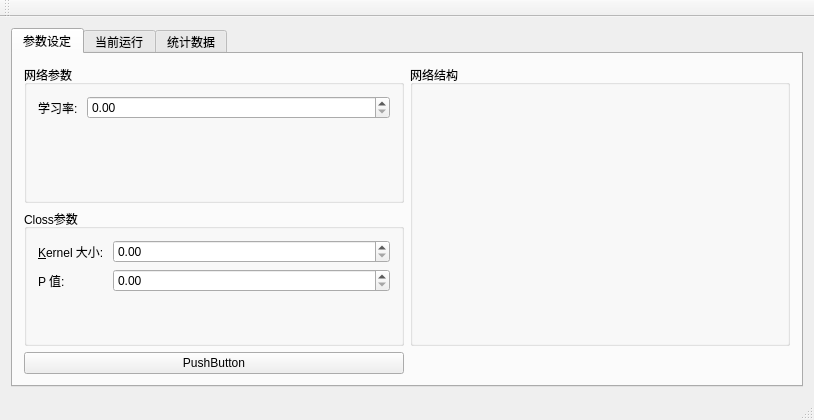
Aetf/ClossANN, file app/eyecandy/widgets/mainwindow.ui: the form before one commit.
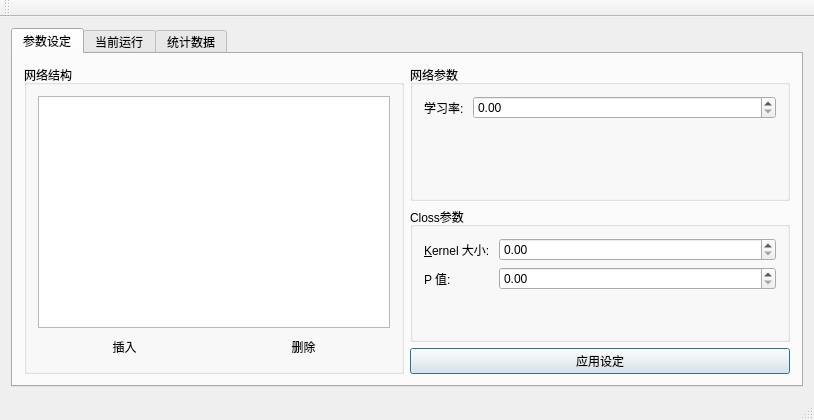
The form after the commit. Custom widgets are drawn as their Qt base class.

```diff
--- a/app/eyecandy/widgets/mainwindow.ui
+++ b/app/eyecandy/widgets/mainwindow.ui
@@ -25,7 +25,84 @@
         <string>参数设定</string>
        </attribute>
        <layout class="QGridLayout" name="gridLayout">
-        <item row="1" column="0">
+        <item row="0" column="1" rowspan="3">
+         <widget class="QGroupBox" name="groupNetStru">
+          <property name="sizePolicy">
+           <sizepolicy hsizetype="Preferred" vsizetype="Preferred">
+            <horstretch>0</horstretch>
+            <verstretch>0</verstretch>
+           </sizepolicy>
+          </property>
+          <property name="title">
+           <string>网络结构</string>
+          </property>
+          <property name="flat">
+           <bool>false</bool>
+          </property>
+          <layout class="QVBoxLayout" name="verticalLayout_2">
+           <item>
+            <widget class="QTableView" name="tableNetStru">
+             <property name="sizePolicy">
+              <sizepolicy hsizetype="Preferred" vsizetype="Expanding">
+               <horstretch>0</horstretch>
+               <verstretch>0</verstretch>
+              </sizepolicy>
+             </property>
+            </widget>
+           </item>
+           <item>
+            <layout class="QHBoxLayout" name="horizontalLayout">
+             <item>
+              <widget class="QPushButton" name="btnInsertLayer">
+               <property name="text">
+                <string>插入</string>
+               </property>
+               <property name="flat">
+                <bool>true</bool>
+               </property>
+              </widget>
+             </item>
+             <item>
+              <widget class="QPushButton" name="btnRemoveLayer">
+               <property name="text">
+                <string>删除</string>
+               </property>
+               <property name="flat">
+                <bool>true</bool>
+               </property>
+              </widget>
+             </item>
+            </layout>
+           </item>
+          </layout>
+         </widget>
+        </item>
+        <item row="0" column="2">
+         <widget class="QGroupBox" name="groupNet">
+          <property name="title">
+           <string>网络参数</string>
+          </property>
+          <property name="flat">
+           <bool>false</bool>
+          </property>
+          <layout class="QFormLayout" name="formLayout">
+           <item row="0" column="0">
+            <widget class="QLabel" name="label">
+             <property name="text">
+              <string>学习率: </string>
+             </property>
+             <property name="buddy">
+              <cstring>spinLearnRate</cstring>
+             </property>
+            </widget>
+           </item>
+           <item row="0" column="1">
+            <widget class="QDoubleSpinBox" name="spinLearnRate"/>
+           </item>
+          </layout>
+         </widget>
+        </item>
+        <item row="1" column="2">
          <widget class="QGroupBox" name="groupCloss">
           <property name="title">
            <string>Closs参数</string>
@@ -63,51 +140,16 @@
           </layout>
          </widget>
         </item>
-        <item row="0" column="0">
-         <widget class="QGroupBox" name="groupNet">
-          <property name="title">
-           <string>网络参数</string>
-          </property>
-          <property name="flat">
-           <bool>false</bool>
-          </property>
-          <layout class="QFormLayout" name="formLayout">
-           <item row="0" column="0">
-            <widget class="QLabel" name="label">
-             <property name="text">
-              <string>学习率: </string>
-             </property>
-             <property name="buddy">
-              <cstring>spinLearnRate</cstring>
-             </property>
-            </widget>
-           </item>
-           <item row="0" column="1">
-            <widget class="QDoubleSpinBox" name="spinLearnRate"/>
-           </item>
-          </layout>
-         </widget>
-        </item>
-        <item row="0" column="1" rowspan="2">
-         <widget class="QGroupBox" name="groupNetStru">
-          <property name="sizePolicy">
-           <sizepolicy hsizetype="Preferred" vsizetype="Preferred">
-            <horstretch>0</horstretch>
-            <verstretch>0</verstretch>
-           </sizepolicy>
-          </property>
-          <property name="title">
-           <string>网络结构</string>
-          </property>
-          <property name="flat">
-           <bool>false</bool>
-          </property>
-         </widget>
-        </item>
-        <item row="2" column="0">
-         <widget class="QPushButton" name="pushButton">
+        <item row="2" column="2">
+         <widget class="QPushButton" name="btnApplyConfig">
           <property name="text">
-           <string>PushButton</string>
+           <string>应用设定</string>
+          </property>
+          <property name="autoDefault">
+           <bool>true</bool>
+          </property>
+          <property name="default">
+           <bool>true</bool>
           </property>
          </widget>
         </item>
```
